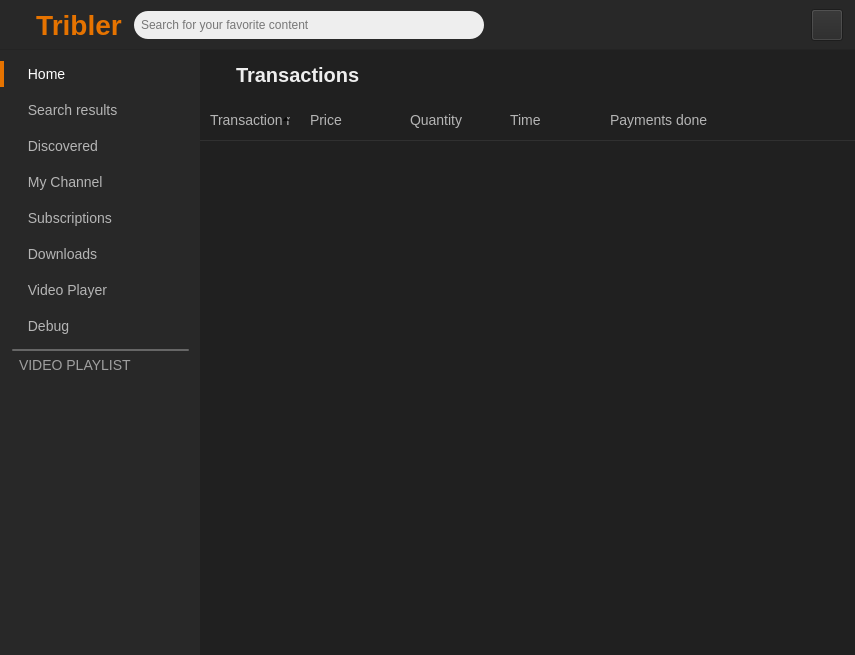
Above: TriblerGUI/qt_resources/mainwindow.ui from devos50/tribler before the change. Below: the same form after it.
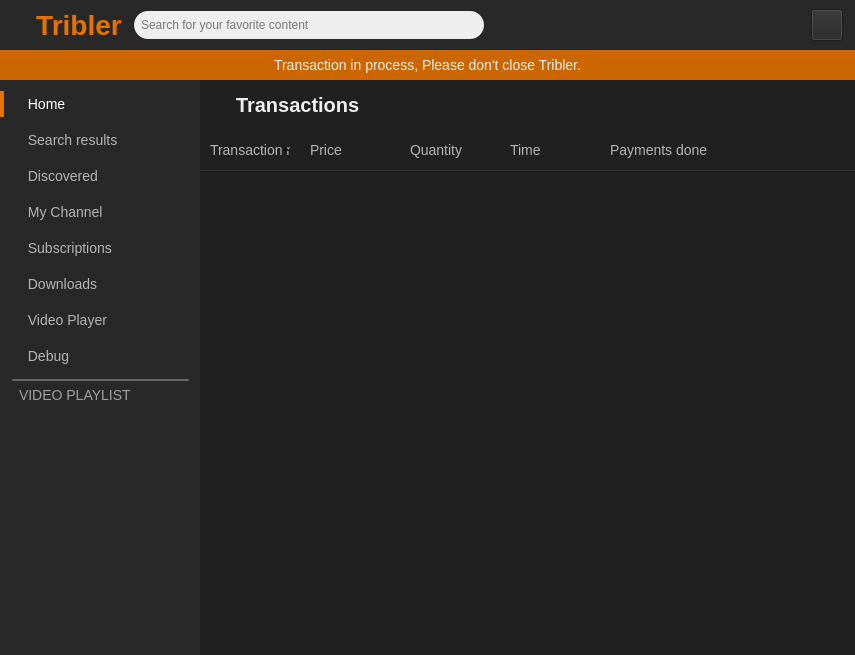
That is the form after the change. Icons and pictures are not drawn. Custom widgets are drawn as their Qt base class.

Commit message:
Added a status bar to Tribler with a warning
when starting a transaction in the market.

The edit to the form file:
```diff
--- a/TriblerGUI/qt_resources/mainwindow.ui
+++ b/TriblerGUI/qt_resources/mainwindow.ui
@@ -463,7 +463,7 @@
       </layout>
      </widget>
     </item>
-    <item row="1" column="0">
+    <item row="2" column="0">
      <layout class="QHBoxLayout" name="central_h_layout">
       <property name="spacing">
        <number>0</number>
@@ -11139,6 +11139,62 @@
       </item>
      </layout>
     </item>
+    <item row="1" column="0">
+     <widget class="QWidget" name="tribler_status_bar" native="true">
+      <property name="styleSheet">
+       <string notr="true">background-color: #cc6600;
+color: #eee;</string>
+      </property>
+      <layout class="QHBoxLayout" name="horizontalLayout_55">
+       <property name="spacing">
+        <number>0</number>
+       </property>
+       <property name="leftMargin">
+        <number>0</number>
+       </property>
+       <property name="topMargin">
+        <number>0</number>
+       </property>
+       <property name="rightMargin">
+        <number>0</number>
+       </property>
+       <property name="bottomMargin">
+        <number>0</number>
+       </property>
+       <item>
+        <widget class="QLabel" name="tribler_status_bar_label">
+         <property name="sizePolicy">
+          <sizepolicy hsizetype="Preferred" vsizetype="Fixed">
+           <horstretch>0</horstretch>
+           <verstretch>0</verstretch>
+          </sizepolicy>
+         </property>
+         <property name="minimumSize">
+          <size>
+           <width>0</width>
+           <height>30</height>
+          </size>
+         </property>
+         <property name="maximumSize">
+          <size>
+           <width>16777215</width>
+           <height>30</height>
+          </size>
+         </property>
+         <property name="styleSheet">
+          <string notr="true">font-size: 14px;</string>
+         </property>
+         <property name="text">
+          <string>Transaction in process, Please don't close Tribler.</string>
+         </property>
+         <property name="alignment">
+          <set>Qt::AlignCenter</set>
+         </property>
+        </widget>
+       </item>
+      </layout>
+     </widget>
+    </item>
    </layout>
   </widget>
  </widget>
```
The commit also changes 4 other files.
